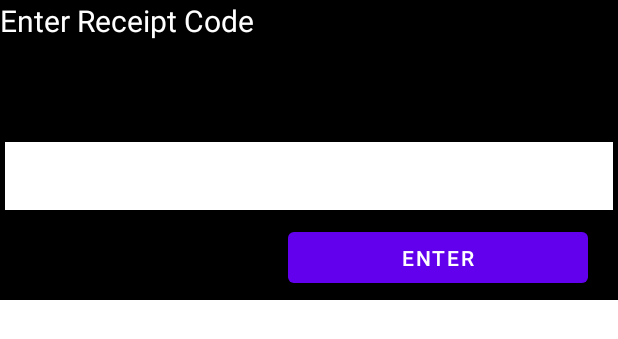
After one commit to andrewthebare/FoodFinderApp, an Android app: the layout get_points_popup.xml on its own in the app's theme, with its tools: preview values and no code run, on a phone screen of 412 x 824 dp. The commit adds this screen. Shown: the top 339 px of the screen. Run offline under Robolectric (Android 15) with nearby library versions, the phone set to English and light mode, and no system bars.

Commit message:
create popup window when get points is clicked

```diff
--- /dev/null
+++ b/app/src/main/res/layout/get_points_popup.xml
@@ -0,0 +1,46 @@
+<?xml version="1.0" encoding="utf-8"?>
+<LinearLayout
+    android:layout_height="200dp"
+    android:layout_width="match_parent"
+    android:gravity="center"
+    android:orientation="vertical"
+
+    android:background="@color/black"
+
+    xmlns:android="http://schemas.android.com/apk/res/android">
+    <TextView
+        android:layout_width="match_parent"
+        android:layout_height="0dp"
+        android:layout_weight="2"
+
+        android:textColor="@color/white"
+        android:gravity=""
+        android:textSize="20sp"
+        android:text="Enter Receipt Code"
+        />
+
+    <EditText
+        android:id="@+id/editTextNumber"
+        android:layout_width="match_parent"
+        android:layout_height="0dp"
+        android:layout_weight="1"
+        android:ems="10"
+        android:inputType="number"
+
+        android:background="@color/white"
+        android:layout_margin="3dp"
+        />
+
+    <Button
+        android:id="@+id/getPointsGO"
+        android:layout_width="200dp"
+        android:layout_height="0dp"
+        android:layout_weight="1"
+        android:layout_gravity="right"
+        android:layout_marginHorizontal="20dp"
+        android:layout_marginVertical="5dp"
+
+        android:text="Enter"/>
+
+
+</LinearLayout>
```
Also changed, not shown: app/src/main/java/com/example/foodfinderapp/BusinessActivity.java (+48 -0 lines).
